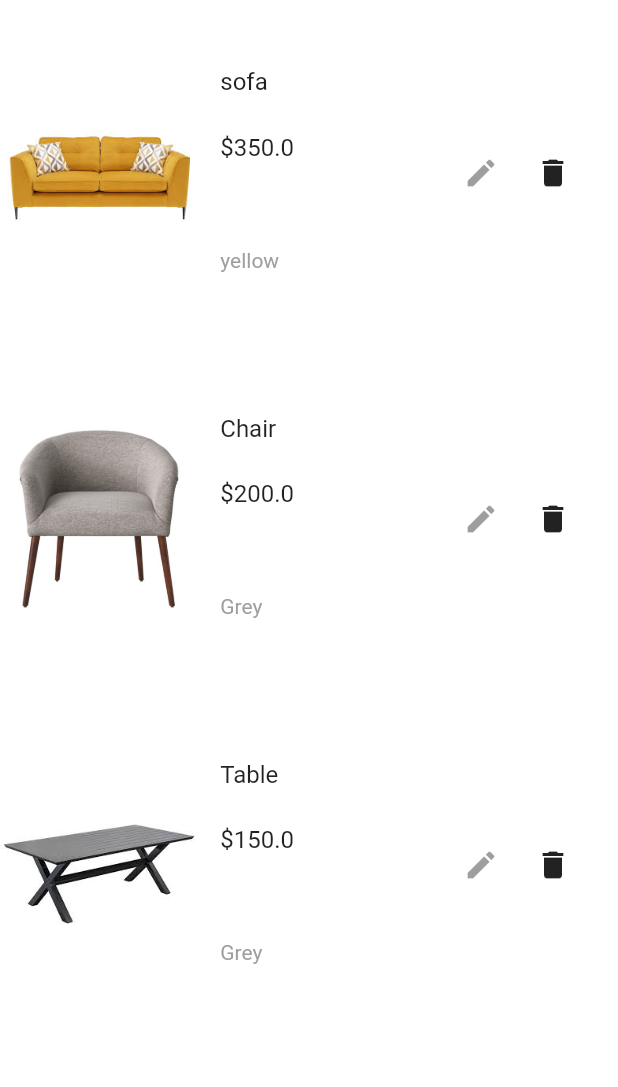
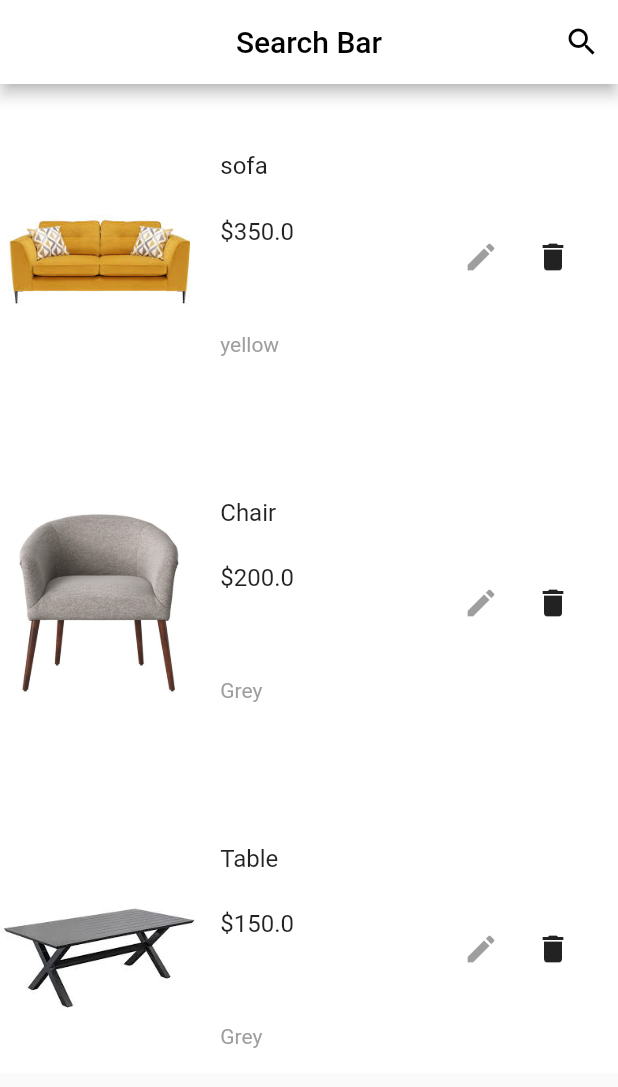
Before and after one commit to ghassenWalha/flutter-ecommerce-project, a Flutter app: the AdminScreen screen opened directly, after a tap on the "delete" icon, on a phone screen of 412 x 824 dp. Shown: the top 1087 px of the screen. Run offline on Flutter 3.47's test engine with Material 2 defaults, Android fonts, the phone set to English and light mode, and no system bars; network calls fail.

Commit message:
SearchItem/SuggestionList

```diff
--- a/lib/views/screens/admin_screen.dart
+++ b/lib/views/screens/admin_screen.dart
@@ -1,15 +1,32 @@
 import 'package:flutter/material.dart';
 import 'package:flutter_ecommerce_project/views/widgets/admin_panel.dart';
+import 'package:flutter_ecommerce_project/views/widgets/search_item.dart';
 
 class AdminScreen extends StatelessWidget {
   @override
   Widget build(BuildContext context) {
     return Scaffold(
+      appBar: AppBar(
+        backgroundColor: Colors.white,
+        actions: <Widget>[
+          IconButton(
+            color: Colors.black,
+            onPressed: () {
+              showSearch(context: context, delegate: SearchItem());
+            },
+            icon: Icon(Icons.search),
+          )
+        ],
+        centerTitle: true,
+        title: Text(
+          'Search Bar',
+          style: TextStyle(color: Colors.black),
+        ),
+      ),
+      drawer: Drawer(),
       body: Container(
-        height: MediaQuery.of(context).size.height,
         width: double.infinity,
         child: Column(children: [
-          //SearchItem(),
           Container(
             color: Colors.white,
             padding: EdgeInsets.only(bottom: 0),
--- a/lib/views/screens/my_home_page.dart
+++ b/lib/views/screens/my_home_page.dart
@@ -1,6 +1,8 @@
 import 'package:flutter/material.dart';
+import 'package:flutter_ecommerce_project/views/screens/admin_screen.dart';
 import 'package:flutter_ecommerce_project/views/screens/bag_screen.dart';
 import 'package:flutter_ecommerce_project/views/screens/home_screen.dart';
+import 'package:flutter_ecommerce_project/views/widgets/admin_panel.dart';
 
 class MyHomePage extends StatefulWidget {
   MyHomePage({Key key, this.title}) : super(key: key);
@@ -31,7 +33,7 @@ class _MyHomePageState extends State<MyHomePage> {
   List<Widget> _screens = [
     HomeScreen(),
     Center(
-      child: Text("Dashboard"),
+      child: AdminScreen(),
     ),
     Center(
       child: BagScreen(),
--- a/lib/views/widgets/admin_panel.dart
+++ b/lib/views/widgets/admin_panel.dart
@@ -27,7 +27,7 @@ class AdminPanelState extends State<AdminPanel> {
     return Container(
       child: Column(children: [
         SizedBox(
-          height: MediaQuery.of(context).size.height,
+          height: MediaQuery.of(context).size.height * 0.8,
           child: ListView.builder(
               itemCount: list.length,
               itemBuilder: (context, i) {
--- a/lib/views/widgets/bag_list.dart
+++ b/lib/views/widgets/bag_list.dart
@@ -42,7 +42,7 @@ class BagListState extends State<BagList> {
     return Container(
       child: Column(children: [
         SizedBox(
-          height: MediaQuery.of(context).size.height * 0.75,
+          height: MediaQuery.of(context).size.height * 0.7,
           child: ListView.builder(
               itemCount: list.length,
               itemBuilder: (context, i) {
```
Also changed, not shown: lib/views/widgets/search_item.dart (added, +91 -0 lines).
